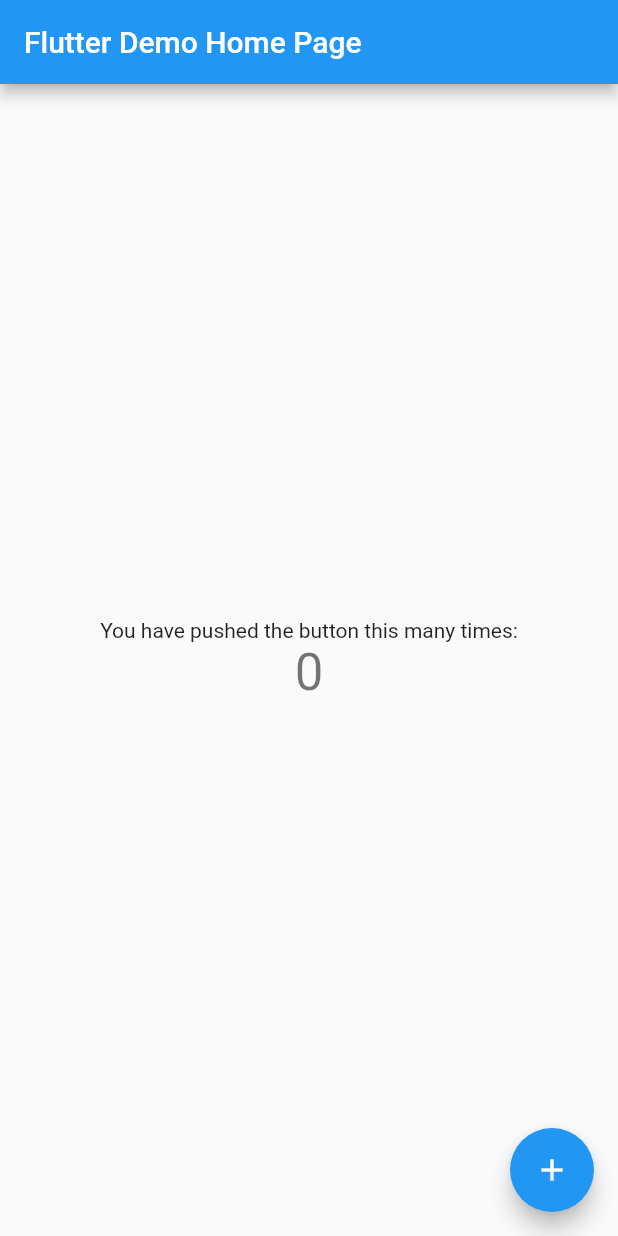
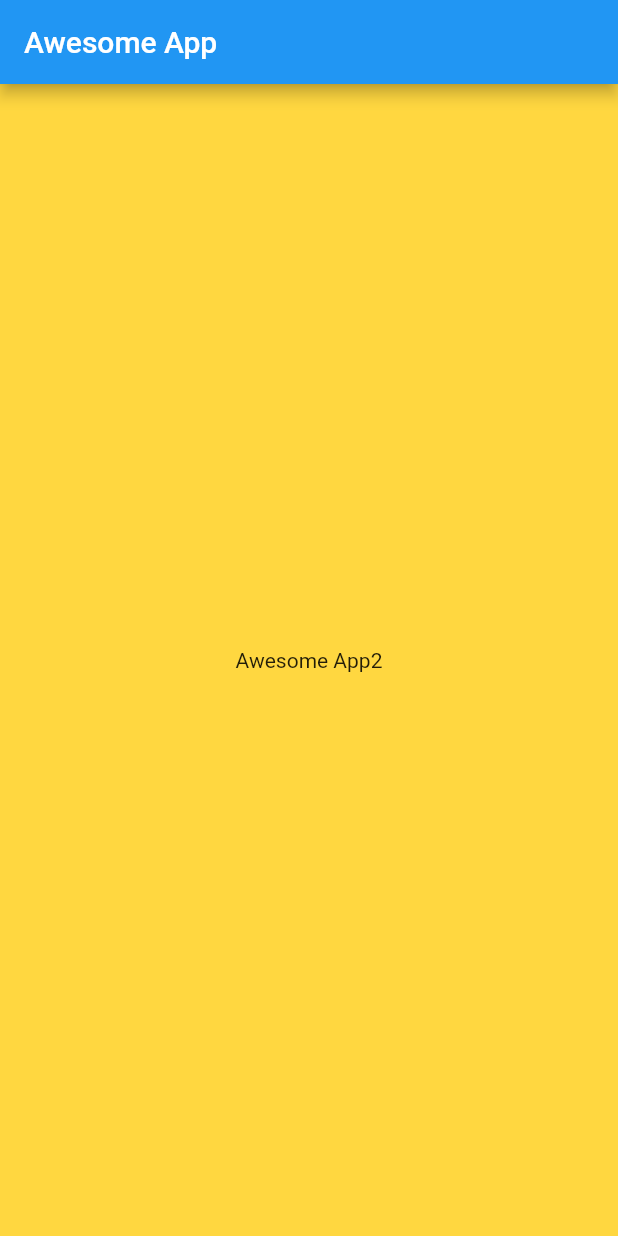
Before and after one commit to anandcool/FlutterEssential, a Flutter app: the screen it shows after launch, on a phone screen of 412 x 824 dp. Run offline on Flutter 3.47's test engine with Material 2 defaults, Android fonts, the phone set to English and light mode, and no system bars.

Commit message:
chapter1compeleted

```diff
--- a/lib/main.dart
+++ b/lib/main.dart
@@ -1,117 +1,24 @@
 import 'package:flutter/material.dart';
 
 void main() {
-  runApp(MyApp());
+  runApp(MaterialApp(
+    title: "Awesome!!!",
+    home: Home(),
+  ));
 }
 
-class MyApp extends StatelessWidget {
-  // This widget is the root of your application.
+class Home extends StatelessWidget {
   @override
   Widget build(BuildContext context) {
-    return MaterialApp(
-      title: 'Flutter Demo',
-      theme: ThemeData(
-        // This is the theme of your application.
-        //
-        // Try running your application with "flutter run". You'll see the
-        // application has a blue toolbar. Then, without quitting the app, try
-        // changing the primarySwatch below to Colors.green and then invoke
-        // "hot reload" (press "r" in the console where you ran "flutter run",
-        // or simply save your changes to "hot reload" in a Flutter IDE).
-        // Notice that the counter didn't reset back to zero; the application
-        // is not restarted.
-        primarySwatch: Colors.blue,
-        // This makes the visual density adapt to the platform that you run
-        // the app on. For desktop platforms, the controls will be smaller and
-        // closer together (more dense) than on mobile platforms.
-        visualDensity: VisualDensity.adaptivePlatformDensity,
+    return Scaffold(
+      appBar: AppBar(
+        title: Text("Awesome App"),
       ),
-      home: MyHomePage(title: 'Flutter Demo Home Page'),
+      body: Container(
+        child: Text("Awesome App2"),
+        alignment: Alignment.center,
+        color: Colors.amberAccent,
+      ),
     );
   }
 }
-
-class MyHomePage extends StatefulWidget {
-  MyHomePage({Key key, this.title}) : super(key: key);
-
-  // This widget is the home page of your application. It is stateful, meaning
-  // that it has a State object (defined below) that contains fields that affect
-  // how it looks.
-
-  // This class is the configuration for the state. It holds the values (in this
-  // case the title) provided by the parent (in this case the App widget) and
-  // used by the build method of the State. Fields in a Widget subclass are
-  // always marked "final".
-
-  final String title;
-
-  @override
-  _MyHomePageState createState() => _MyHomePageState();
-}
-
-class _MyHomePageState extends State<MyHomePage> {
-  int _counter = 0;
-
-  void _incrementCounter() {
-    setState(() {
-      // This call to setState tells the Flutter framework that something has
-      // changed in this State, which causes it to rerun the build method below
-      // so that the display can reflect the updated values. If we changed
-      // _counter without calling setState(), then the build method would not be
-      // called again, and so nothing would appear to happen.
-      _counter++;
-    });
-  }
-
-  @override
-  Widget build(BuildContext context) {
-    // This method is rerun every time setState is called, for instance as done
-    // by the _incrementCounter method above.
-    //
-    // The Flutter framework has been optimized to make rerunning build methods
-    // fast, so that you can just rebuild anything that needs updating rather
-    // than having to individually change instances of widgets.
-    return Scaffold(
-      appBar: AppBar(
-        // Here we take the value from the MyHomePage object that was created by
-        // the App.build method, and use it to set our appbar title.
-        title: Text(widget.title),
-      ),
-      body: Center(
-        // Center is a layout widget. It takes a single child and positions it
-        // in the middle of the parent.
-        child: Column(
-          // Column is also a layout widget. It takes a list of children and
-          // arranges them vertically. By default, it sizes itself to fit its
-          // children horizontally, and tries to be as tall as its parent.
-          //
-          // Invoke "debug painting" (press "p" in the console, choose the
-          // "Toggle Debug Paint" action from the Flutter Inspector in Android
-          // Studio, or the "Toggle Debug Paint" command in Visual Studio Code)
-          // to see the wireframe for each widget.
-          //
-          // Column has various properties to control how it sizes itself and
-          // how it positions its children. Here we use mainAxisAlignment to
-          // center the children vertically; the main axis here is the vertical
-          // axis because Columns are vertical (the cross axis would be
-          // horizontal).
-          mainAxisAlignment: MainAxisAlignment.center,
-          children: <Widget>[
-            Text(
-              'You have pushed the button this many times:',
-            ),
-            Text(
-              '$_counter',
-              style: Theme.of(context).textTheme.headline4,
-            ),
-          ],
-        ),
-      ),
-      floatingActionButton: FloatingActionButton(
-        onPressed: _incrementCounter,
-        tooltip: 'Increment',
-        child: Icon(Icons.add),
-      ), // This trailing comma makes auto-formatting nicer for build methods.
-    );
-  }
-}
```
